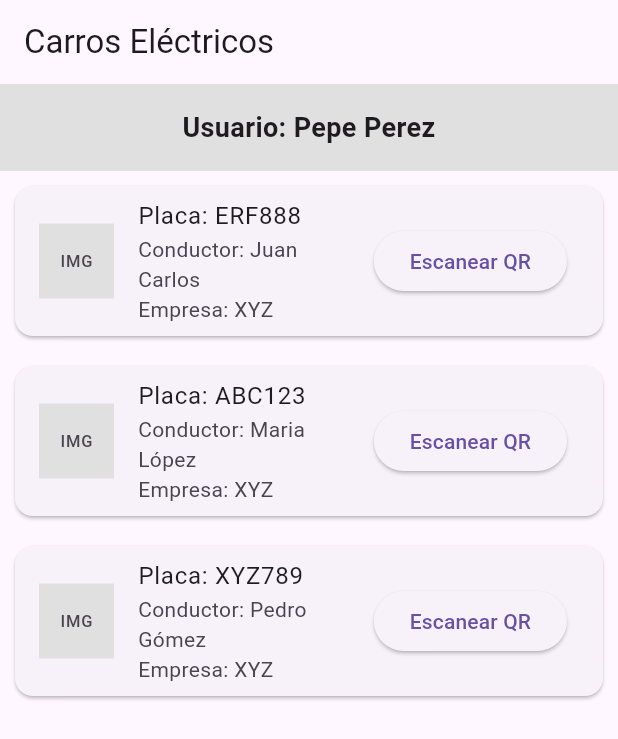
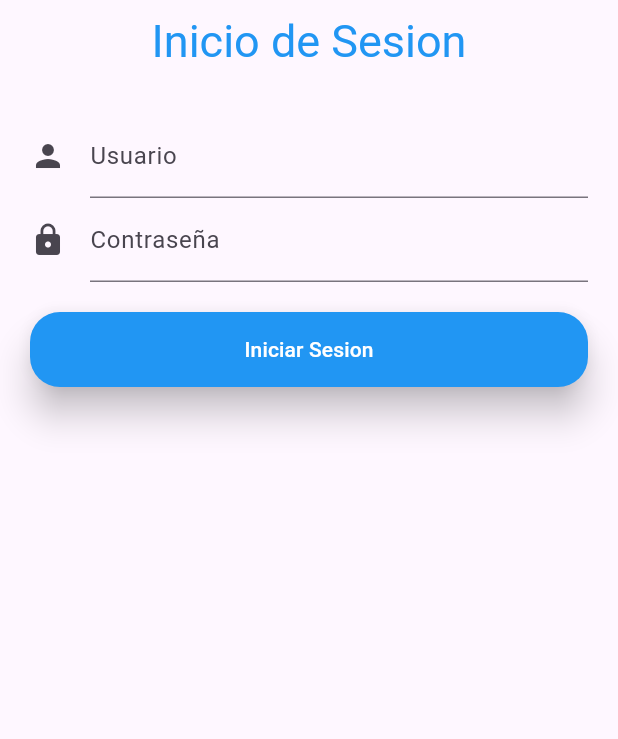
Before and after one commit to yonierva/carros_electricos, a Flutter app: the screen it shows after launch, on a phone screen of 412 x 824 dp. Shown: the top 739 px of the screen. Run offline on Flutter 3.47's test engine with Material 3 defaults, Android fonts, the phone set to English and light mode, and no system bars.

Commit message:
inicio de sesion

```diff
--- a/lib/screen/home_screen.dart
+++ b/lib/screen/home_screen.dart
@@ -1,68 +1,79 @@
+import 'dart:math';
+
 import 'package:flutter/material.dart';
 import 'scan_qr_screen.dart';
 
 class HomeScreen extends StatelessWidget {
   HomeScreen({super.key});
 
-  final String usuario = "Pepe Perez";
-  final List<Map<String, String>> carros = [
-    {"placa": "ERF888", "conductor": "Juan Carlos", "empresa": "XYZ"},
-    {"placa": "ABC123", "conductor": "Maria López", "empresa": "XYZ"},
-    {"placa": "XYZ789", "conductor": "Pedro Gómez", "empresa": "XYZ"},
-  ];
+  final TextEditingController user = TextEditingController();
+  final TextEditingController password = TextEditingController();
 
   @override
   Widget build(BuildContext context) {
-    return Scaffold(
-      appBar: AppBar(title: const Text("Carros Eléctricos")),
-      body: Column(
-        children: [
-          Container(
-            padding: const EdgeInsets.all(16),
-            color: Colors.grey[300],
-            width: double.infinity,
-            child: Text(
-              "Usuario: $usuario",
-              style: const TextStyle(fontSize: 18, fontWeight: FontWeight.bold),
-              textAlign: TextAlign.center,
-            ),
-          ),
-          Expanded(
-            child: ListView.builder(
-              itemCount: carros.length,
-              itemBuilder: (context, index) {
-                final carro = carros[index];
-                return Card(
-                  margin: const EdgeInsets.all(10),
-                  child: ListTile(
-                    leading: Container(
-                      width: 50,
-                      height: 50,
-                      color: Colors.grey[300],
-                      child: const Center(child: Text("IMG")),
+    return GestureDetector(
+      onTap: () {
+      FocusScope.of(context).unfocus(); // Oculta el teclado
+    },child: Scaffold(
+      resizeToAvoidBottomInset: false, // Evita que la UI se reacomode lentamente
+      appBar: AppBar(title: const Text("Inicio de Sesion", style: TextStyle(color: Colors.blue, fontSize: 30 )), centerTitle: true),
+      body: Padding(
+        padding: const EdgeInsets.symmetric(horizontal: 20, vertical: 20),
+        child: Form(
+          child: Center(
+            child: Column(
+              children: [
+                TextFormField(
+                  controller: user,
+                  decoration: InputDecoration(
+                    labelText: "Usuario",
+                    hintText: "Ingrese su nombre",
+                    icon: Icon(Icons.person)
+                  ),
+                ),
+                TextFormField(
+                  controller: password,
+                  decoration: InputDecoration(
+                    labelText: "Contraseña",
+                    floatingLabelBehavior: FloatingLabelBehavior.auto,
+                    hintText: "Ingrese una contraseña",
+                    icon: Icon(Icons.lock)
+                  ),
+                  obscureText: true,
+                ),
+                const SizedBox(height: 20),
+                ElevatedButton(
+                  style: ElevatedButton.styleFrom(
+                    minimumSize: Size(double.infinity, 50),
+                    backgroundColor: Colors.blue,
+                    foregroundColor: Colors.white,
+                    shape: RoundedRectangleBorder(
+                      borderRadius: BorderRadius.circular(20)
                     ),
-                    title: Text("Placa: ${carro['placa']}"),
-                    subtitle: Text(
-                      "Conductor: ${carro['conductor']}\nEmpresa: ${carro['empresa']}",
-                    ),
-                    trailing: ElevatedButton(
-                      onPressed: () {
-                        Navigator.push(
-                          context,
-                          MaterialPageRoute(
-                            builder: (context) => const ScanQRScreen(),
-                          ),
-                        );
-                      },
-                      child: const Text("Escanear QR"),
-                    ),
+                    elevation: 10,
                   ),
-                );
-              },
-            ),
-          ),
-        ],
-      ),
+                  onPressed: () {
+                    if(user.text.isNotEmpty && password.text.isNotEmpty){
+                      Navigator.push(context, MaterialPageRoute(builder: (context) => ScanQRScreen()));
+                      ScaffoldMessenger.of(context).showSnackBar(
+                        SnackBar(content: Text('bienvenido ${user.text}')
+                      ),
+                    );
+                    }
+                    else{
+                      ScaffoldMessenger.of(context).showSnackBar(
+                        SnackBar(content: Text('Por favor llene los campos'), duration: Duration(seconds: 2),)
+                      );
+                    }
+                  },
+                  child: Text("Iniciar Sesion"),
+                )
+              ],
+            )
+          )
+        )
+      )
+    )
     );
   }
 }
```
